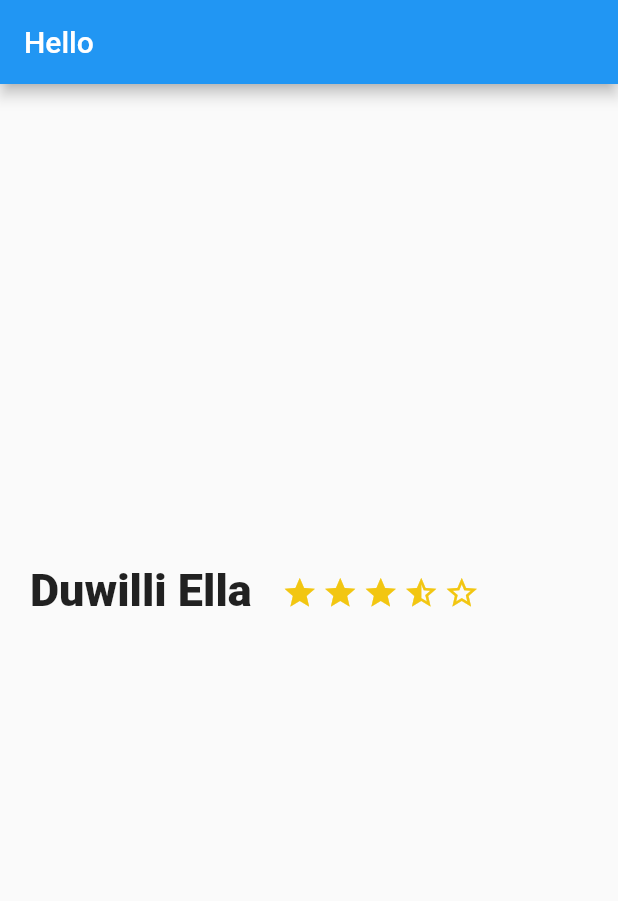
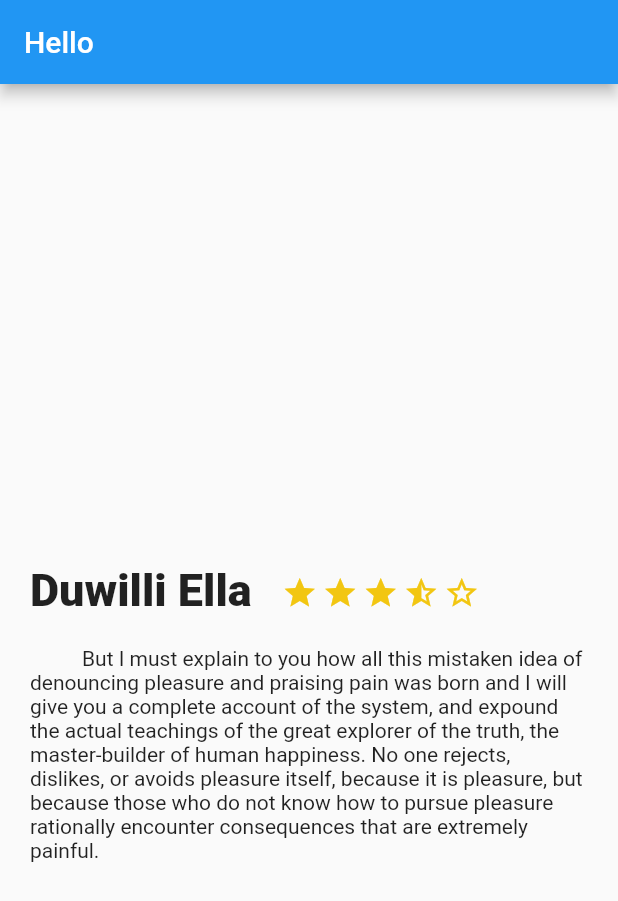
Before and after one commit to mariovzc/Trips-app-flutter, a Flutter app: the screen it shows after launch, on a phone screen of 412 x 824 dp. Shown: the top 901 px of the screen. Run offline on Flutter 3.47's test engine with Material 2 defaults, Android fonts, the phone set to English and light mode, and no system bars.

Commit message:
display description

```diff
--- /dev/null
+++ b/lib/components/description_text.dart
@@ -0,0 +1,14 @@
+import 'package:flutter/material.dart';
+
+Container descriptionText(String text) {
+  return Container(
+    margin: EdgeInsets.only(
+      top: 20,
+      left: 20,
+      right: 20
+      ),
+    child: Text(
+      text
+    ),
+  );
+}
--- a/lib/description_place.dart
+++ b/lib/description_place.dart
@@ -1,6 +1,8 @@
 import 'package:flutter/material.dart';
 import 'components/stars_place.dart';
 import 'components/title_place.dart';
+import 'components/description_text.dart';
+
 
 class DescriptionPlace extends StatelessWidget {
   @override
@@ -22,7 +24,11 @@ class DescriptionPlace extends StatelessWidget {
 
     return Column(
       children: <Widget>[
-        header
+        header,
+        descriptionText(
+          '''
+          But I must explain to you how all this mistaken idea of denouncing pleasure and praising pain was born and I will give you a complete account of the system, and expound the actual teachings of the great explorer of the truth, the master-builder of human happiness. No one rejects, dislikes, or avoids pleasure itself, because it is pleasure, but because those who do not know how to pursue pleasure rationally encounter consequences that are extremely painful.
+          ''')
       ],
     );
   }
```
Also changed, not shown: lib/main.dart (+0 -46 lines), lib/components/description_text_place.dart (deleted).
